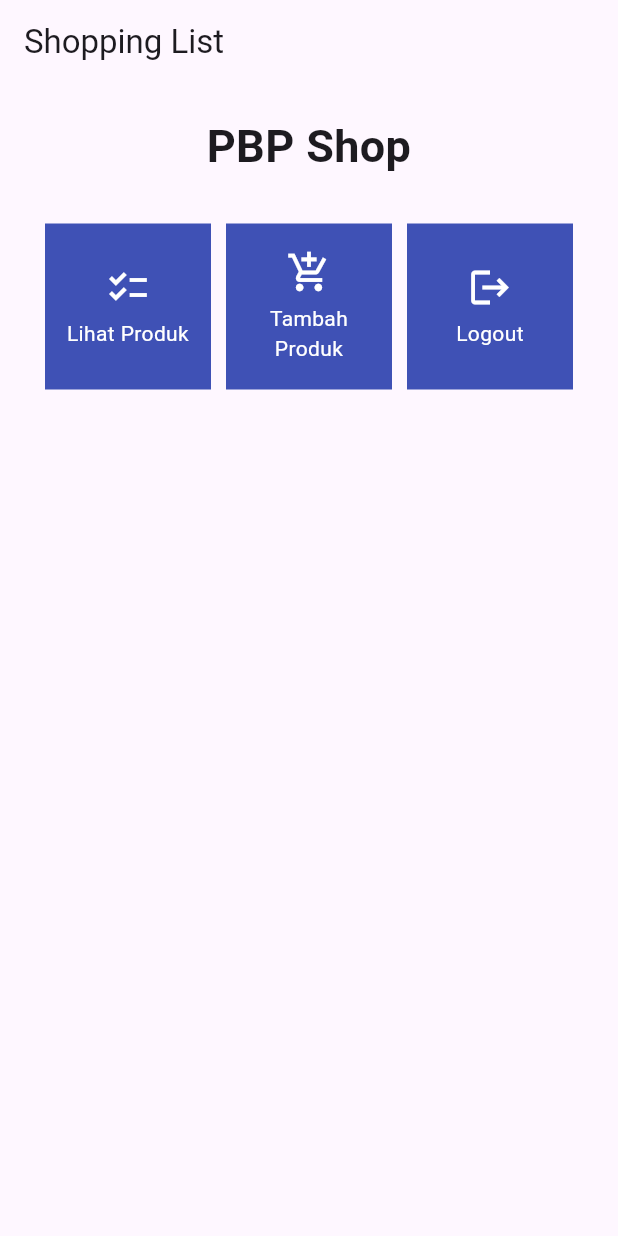
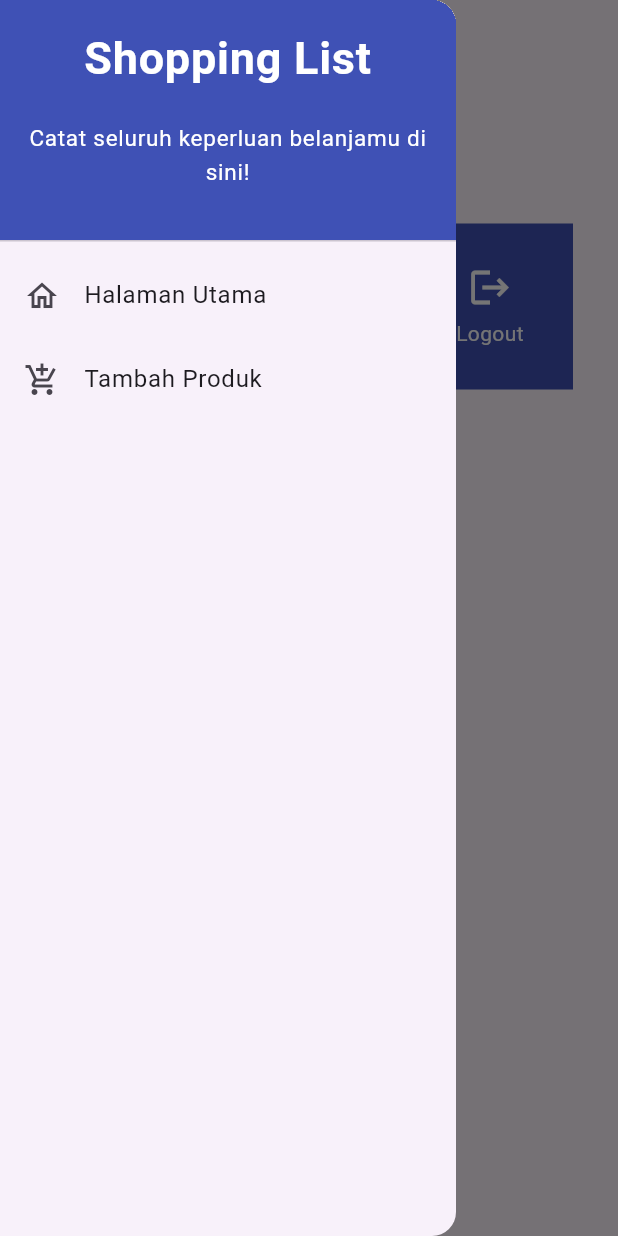
Before and after one commit to brofathan/shopping-list-mobile, a Flutter app: the screen it shows after launch, with the side drawer open (before the commit the screen has no drawer), on a phone screen of 412 x 824 dp. Run offline on Flutter 3.47's test engine with Material 2 defaults, Android fonts, the phone set to English and light mode, and no system bars.

Commit message:
Tutorial 7

```diff
--- a/lib/main.dart
+++ b/lib/main.dart
@@ -1,5 +1,5 @@
 import 'package:flutter/material.dart';
-import 'package:shopping_list/menu.dart';
+import 'package:shopping_list/screens/menu.dart';
 
 void main() {
   runApp(const MyApp());
--- a/lib/menu.dart
+++ b/lib/screens/menu.dart
@@ -1,49 +1,6 @@
 import 'package:flutter/material.dart';
-
-class ShopCard extends StatelessWidget {
-  final ShopItem item;
-
-  const ShopCard(this.item, {super.key}); // Constructor
-
-  @override
-  Widget build(BuildContext context) {
-    return Material(
-      color: Colors.indigo,
-      child: InkWell(
-        // Area responsive terhadap sentuhan
-        onTap: () {
-          // Memunculkan SnackBar ketika diklik
-          ScaffoldMessenger.of(context)
-            ..hideCurrentSnackBar()
-            ..showSnackBar(SnackBar(
-                content: Text("Kamu telah menekan tombol ${item.name}!")));
-        },
-        child: Container(
-          // Container untuk menyimpan Icon dan Text
-          padding: const EdgeInsets.all(8),
-          child: Center(
-            child: Column(
-              mainAxisAlignment: MainAxisAlignment.center,
-              children: [
-                Icon(
-                  item.icon,
-                  color: Colors.white,
-                  size: 30.0,
-                ),
-                const Padding(padding: EdgeInsets.all(3)),
-                Text(
-                  item.name,
-                  textAlign: TextAlign.center,
-                  style: const TextStyle(color: Colors.white),
-                ),
-              ],
-            ),
-          ),
-        ),
-      ),
-    );
-  }
-}
+import 'package:shopping_list/widgets/left_drawer.dart';
+import 'package:shopping_list/widgets/shop_cart.dart';
 
 class MyHomePage extends StatelessWidget {
   MyHomePage({Key? key}) : super(key: key);
@@ -99,13 +56,7 @@ class MyHomePage extends StatelessWidget {
               ),
             ),
           ),
+          drawer: const LeftDrawer(),
         );
     }
 }
-
-class ShopItem {
-  final String name;
-  final IconData icon;
-
-  ShopItem(this.name, this.icon);
-}
--- /dev/null
+++ b/lib/widgets/left_drawer.dart
@@ -0,0 +1,67 @@
+import 'package:flutter/material.dart';
+import 'package:shopping_list/screens/menu.dart';
+import 'package:shopping_list/screens/shoplist_form.dart';
+
+class LeftDrawer extends StatelessWidget {
+  const LeftDrawer({super.key});
+
+  @override
+  Widget build(BuildContext context) {
+    return Drawer(
+      child: ListView(
+        children: [
+          const DrawerHeader(
+            decoration: BoxDecoration(
+              color: Colors.indigo,
+            ),
+            child: Column(
+              children: [
+                Text(
+                  'Shopping List',
+                  textAlign: TextAlign.center,
+                  style: TextStyle(
+                    fontSize: 30,
+                    fontWeight: FontWeight.bold,
+                    color: Colors.white,
+                  ),
+                ),
+                Padding(padding: EdgeInsets.all(10)),
+                Text("Catat seluruh keperluan belanjamu di sini!",
+                  // TODO: Tambahkan gaya teks dengan center alignment, font ukuran 15, warna putih, dan weight biasa
+                  textAlign: TextAlign.center,
+                  style: TextStyle(
+                    fontSize: 15,
+                    color: Colors.white,
+                  ),
+                ),
+              ],
+            ),
+          ),
+          ListTile(
+            leading: const Icon(Icons.home_outlined),
+            title: const Text('Halaman Utama'),
+            // Bagian redirection ke MyHomePage
+            onTap: () {
+              Navigator.pushReplacement(
+                context,
+                MaterialPageRoute(
+                  builder: (context) => MyHomePage(),
+                ));
+            },
+          ),
+          ListTile(
+            leading: const Icon(Icons.add_shopping_cart),
+            title: const Text('Tambah Produk'),
+            // Bagian redirection ke ShopFormPage
+            onTap: () {
+              Navigator.push(
+                context,
+                MaterialPageRoute(builder: (context) => const ShopFormPage())
+                );
+            },
+          ),
+        ],
+      ),
+    );
+  }
+}
--- /dev/null
+++ b/lib/widgets/shop_cart.dart
@@ -0,0 +1,63 @@
+import 'package:flutter/material.dart';
+import 'package:shopping_list/screens/shoplist_form.dart';
+
+class ShopItem {
+  final String name;
+  final IconData icon;
+
+  ShopItem(this.name, this.icon);
+}
+
+class ShopCard extends StatelessWidget {
+  final ShopItem item;
+
+  const ShopCard(this.item, {super.key}); // Constructor
+
+  @override
+  Widget build(BuildContext context) {
+    return Material(
+      color: Colors.indigo,
+      child: InkWell(
+        // Area responsive terhadap sentuhan
+        onTap: () {
+          // Memunculkan SnackBar ketika diklik
+          ScaffoldMessenger.of(context)
+            ..hideCurrentSnackBar()
+            ..showSnackBar(SnackBar(
+                content: Text("Kamu telah menekan tombol ${item.name}!")));
+
+          // Navigate ke route yang sesuai (tergantung jenis tombol)
+          if (item.name == "Tambah Produk") {
+            Navigator.push(
+                context,
+                MaterialPageRoute(
+                  builder: (context) => const ShopFormPage(),
+                ));
+          }
+        },
+        child: Container(
+          // Container untuk menyimpan Icon dan Text
+          padding: const EdgeInsets.all(8),
+          child: Center(
+            child: Column(
+              mainAxisAlignment: MainAxisAlignment.center,
+              children: [
+                Icon(
+                  item.icon,
+                  color: Colors.white,
+                  size: 30.0,
+                ),
+                const Padding(padding: EdgeInsets.all(3)),
+                Text(
+                  item.name,
+                  textAlign: TextAlign.center,
+                  style: const TextStyle(color: Colors.white),
+                ),
+              ],
+            ),
+          ),
+        ),
+      ),
+    );
+  }
+}
```
Also changed, not shown: lib/screens/shoplist_form.dart (added, +162 -0 lines).
